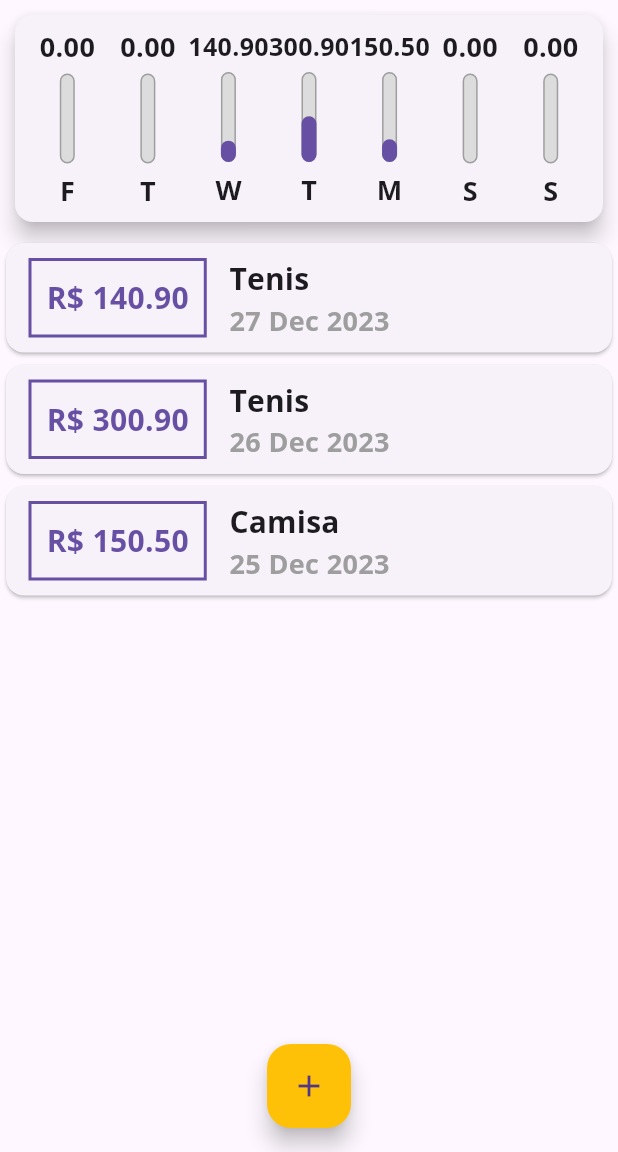
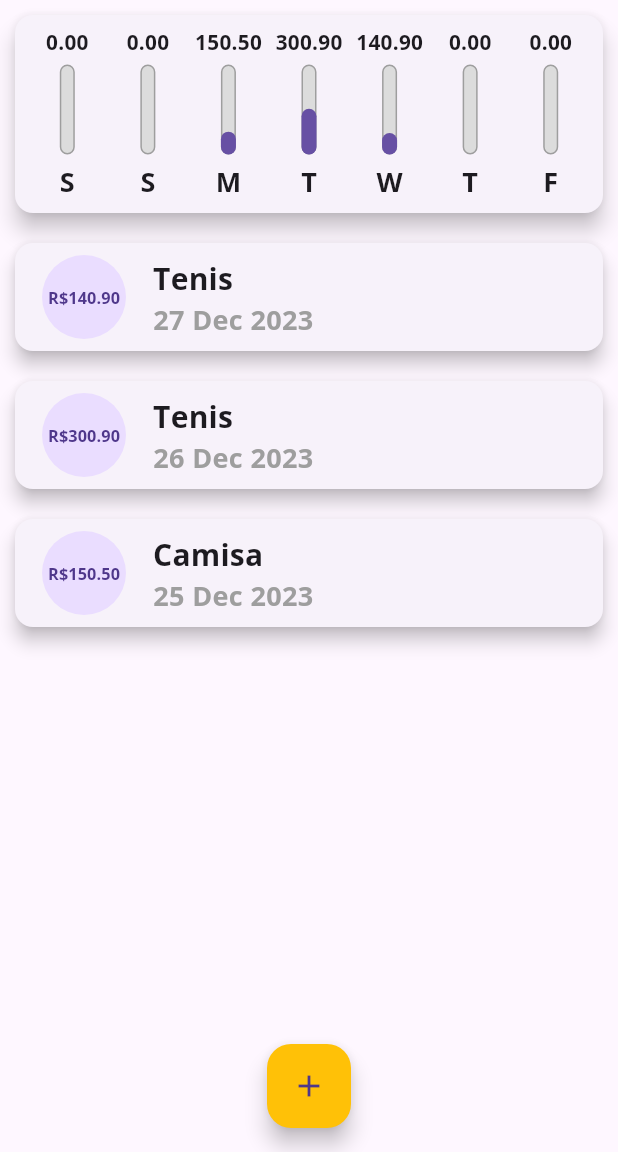
Before and after one commit to DanielMartinsSouza/finance_control, a Flutter app: the screen it shows after launch, on a phone screen of 412 x 824 dp, the part 84-1236 px from its top. Run offline on Flutter 3.47's test engine with Material 3 defaults, Android fonts, the light colour scheme and no system bars.

Commit message:
Criando a Lista com ListTile e ajustando espaçamento do Chart

```diff
--- a/lib/components/chart.dart
+++ b/lib/components/chart.dart
@@ -30,7 +30,7 @@ class Chart extends StatelessWidget {
         "day": DateFormat.E().format(weekDay)[0],
         "value": totalSum,
       };
-    });
+    }).reversed.toList();
   }
 
   double get _weekTotalValue {
--- a/lib/components/chart_bar.dart
+++ b/lib/components/chart_bar.dart
@@ -14,8 +14,11 @@ class ChartBar extends StatelessWidget {
   Widget build(BuildContext context) {
     return Column(
       children: <Widget>[
-        FittedBox(
-          child: Text("${value.toStringAsFixed(2)}"),
+        Container(
+          height: 20,
+          child: FittedBox(
+            child: Text("${value.toStringAsFixed(2)}"),
+          ),
         ),
         SizedBox(height: 5),
         Container(
--- a/lib/components/transaction_list.dart
+++ b/lib/components/transaction_list.dart
@@ -34,43 +34,29 @@ class TransactionList extends StatelessWidget {
               itemBuilder: (newContext, index) {
                 final transactioIndex = transactions[index];
                 return Card(
-                  child: Row(
-                    children: <Widget>[
-                      Container(
-                        margin: EdgeInsets.symmetric(
-                          horizontal: 15,
+                  elevation: 5,
+                  margin: const EdgeInsets.symmetric(
                     vertical: 10,
+                    horizontal: 10,
                   ),
-                        decoration: BoxDecoration(
-                          border: Border.all(
-                            color: Theme.of(context).primaryColor,
-                            width: 2,
+                  child: ListTile(
+                    leading: CircleAvatar(
+                      radius: 30,
+                      child: Padding(
+                        padding: const EdgeInsets.all(6),
+                        child: FittedBox(
+                            child: Text(
+                                "R\$${transactions[index].value.toStringAsFixed(2)}")),
                       ),
                     ),
-                        padding: EdgeInsets.all(10),
-                        child: Text(
-                          "R\$ ${transactioIndex.value.toStringAsFixed(2)}",
-                          style: TextStyle(
-                            fontWeight: FontWeight.bold,
-                            fontSize: 20,
-                            color: Theme.of(context).primaryColor,
-                          ),
-                        ),
-                      ),
-                      Column(
-                        crossAxisAlignment: CrossAxisAlignment.start,
-                        children: <Widget>[
-                          Text(
-                            transactioIndex.title,
+                    title: Text(
+                      transactions[index].title,
                       style: Theme.of(context).textTheme.titleMedium,
                     ),
-                          Text(
-                            DateFormat("d MMM y").format(transactioIndex.date),
+                    subtitle: Text(
+                      DateFormat("d MMM y").format(transactions[index].date),
                       style: TextStyle(color: Colors.grey),
-                          )
-                        ],
                     ),
-                    ],
                   ),
                 );
               },
```
Lines whose indentation alone changed are shown as unchanged.
